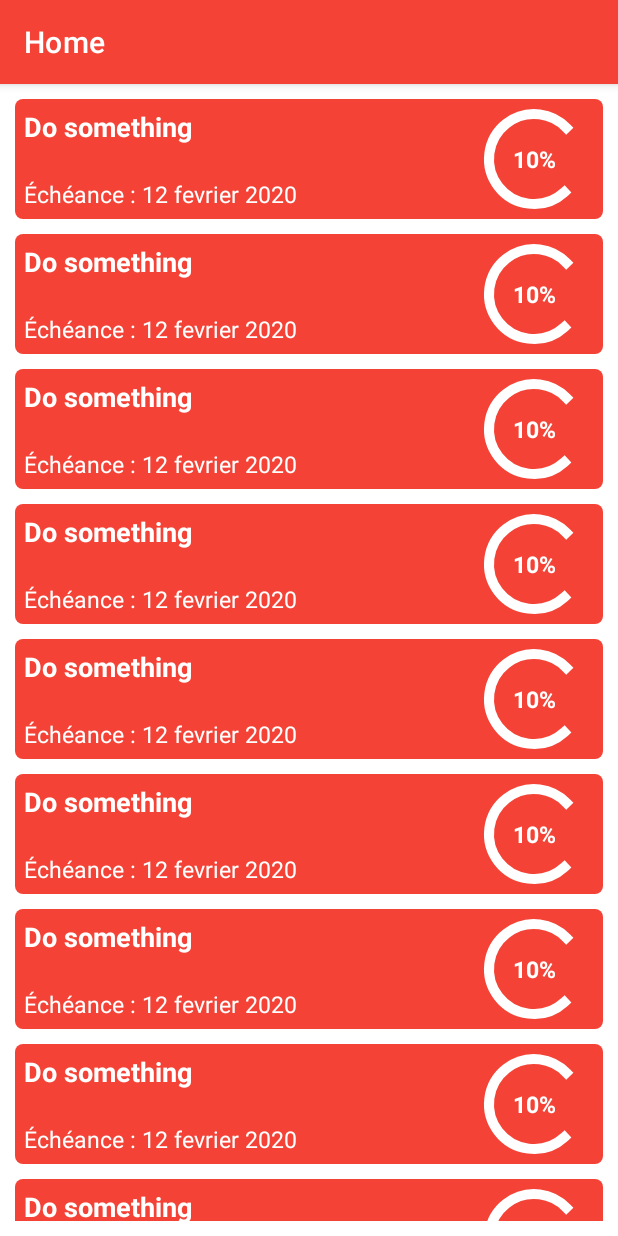
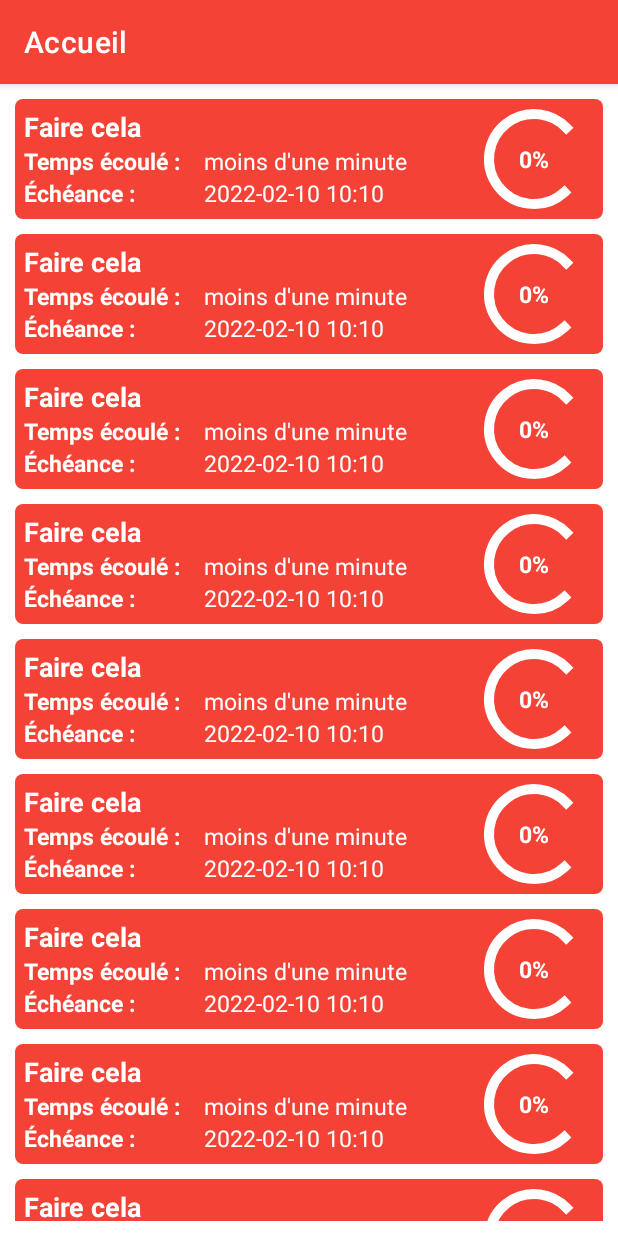
Before and after one commit to FrancisChamberland/ANDROID_TaskManager, an Android app: the HomeActivity screen opened directly, with no data from a screen before it, on a phone screen of 412 x 824 dp. Run offline under Robolectric (Android 15) with nearby library versions, the phone set to English and light mode, and no system bars.

Commit message:
FCT Affichage TaskAdapter
TaskAdapter affiche maintenant les items de sa liste

```diff
--- a/KickMyB/app/src/main/java/com/chamberland/kickmyb/activities/HomeActivity.java
+++ b/KickMyB/app/src/main/java/com/chamberland/kickmyb/activities/HomeActivity.java
@@ -28,7 +28,7 @@ public class HomeActivity extends BaseActivity {
         View view = binding.getRoot();
         setContentView(view);
 
-        this.setTitle("Home");
+        this.setTitle("Accueil");
         createEventsListeners();
         initRecycler();
         fillRecycler();
@@ -52,8 +52,8 @@ public class HomeActivity extends BaseActivity {
 
     private void fillRecycler() {
         for (int i = 0; i < 200; i++){
-            LocalDateTime endDateTime = LocalDateTime.of(2022, 2, 10, 10, 10);
-            Task task = new Task("Faire cela", endDateTime);
+            LocalDateTime dueDateTime = LocalDateTime.of(2022, 2, 10, 10, 10);
+            Task task = new Task("Faire cela", dueDateTime);
             adapter.add(task);
         }
     }
--- a/KickMyB/app/src/main/java/com/chamberland/kickmyb/adapters/TaskAdapter.java
+++ b/KickMyB/app/src/main/java/com/chamberland/kickmyb/adapters/TaskAdapter.java
@@ -4,6 +4,9 @@ import android.os.Build;
 import android.view.LayoutInflater;
 import android.view.View;
 import android.view.ViewGroup;
+import android.widget.ProgressBar;
+import android.widget.TextView;
+
 import com.chamberland.kickmyb.R;
 
 import androidx.annotation.RequiresApi;
@@ -36,11 +39,20 @@ public class TaskAdapter extends RecyclerView.Adapter<TaskAdapter.ViewHolder> {
      * (custom ViewHolder).
      */
     public static class ViewHolder extends RecyclerView.ViewHolder {
+        private final TextView name;
+        private final TextView elapsedTime;
+        private final TextView dueDate;
+        private final ProgressBar progress;
+        private final TextView progressPercentage;
 
         public ViewHolder(View view) {
             super(view);
             // Define click listener for the ViewHolder's View
-
+            name = (TextView) view.findViewById(R.id.taskName);
+            elapsedTime = (TextView) view.findViewById(R.id.taskElapsedTime);
+            dueDate = (TextView) view.findViewById(R.id.taskDueDate);
+            progress = (ProgressBar) view.findViewById(R.id.taskProgressBar);
+            progressPercentage = (TextView) view.findViewById(R.id.taskProgressPercentage);
         }
     }
 
@@ -61,6 +73,12 @@ public class TaskAdapter extends RecyclerView.Adapter<TaskAdapter.ViewHolder> {
 
         // Get element from your dataset at this position and replace the
         // contents of the view with that element
+        Task task = localDataSet.get(position);
 
+        viewHolder.name.setText(task.getName());
+        viewHolder.elapsedTime.setText(task.getFormattedTimeElapsed());
+        viewHolder.dueDate.setText(task.getEndDateTime());
+        viewHolder.progress.setProgress(task.getProgressPercentage());
+        viewHolder.progressPercentage.setText(String.format("%s%%", task.getProgressPercentage()));
     }
 }
--- a/KickMyB/app/src/main/java/com/chamberland/kickmyb/models/Task.java
+++ b/KickMyB/app/src/main/java/com/chamberland/kickmyb/models/Task.java
@@ -14,11 +14,11 @@ import java.time.temporal.ChronoUnit;
 public class Task {
     private String name;
     private LocalDateTime startDateTime;
-    private LocalDateTime endDateTime;
+    private LocalDateTime dueDateTime;
 
     public Task(String name, LocalDateTime endDateTime){
         this.name = name;
-        this.endDateTime = endDateTime;
+        this.dueDateTime = endDateTime;
         startDateTime = LocalDateTime.now();
     }
 
@@ -28,14 +28,35 @@ public class Task {
 
     public String getEndDateTime(){
         DateTimeFormatter formatter = DateTimeFormatter.ofPattern("yyyy-MM-dd HH:mm");
-        return endDateTime.format(formatter);
+        return dueDateTime.format(formatter);
     }
 
     public int getProgressPercentage(){
-        long secondsLeft = ChronoUnit.SECONDS.between(LocalDateTime.now(), endDateTime);
-        long totalSeconds = ChronoUnit.SECONDS.between(startDateTime, endDateTime);
+        long secondsLeft = ChronoUnit.SECONDS.between(LocalDateTime.now(), dueDateTime);
+        long totalSeconds = ChronoUnit.SECONDS.between(startDateTime, dueDateTime);
         long secondsElapsed = totalSeconds - secondsLeft;
         return (int) (secondsElapsed / totalSeconds * 100);
+    }
+
+    public String getFormattedTimeElapsed(){
+        long daysElapsed = getDaysElapsed();
+        long hoursElapsed = getHoursElapsed();
+        long minutesElapsed = getMinutesElapsed();
+        if (daysElapsed > 0){
+            return getTimeFormatted(daysElapsed, "journée");
+        } else if (hoursElapsed > 0){
+            return getTimeFormatted(daysElapsed, "heure");
+        } else if (minutesElapsed > 0) {
+            return getTimeFormatted(daysElapsed, "minute");
+        } else {
+            return "moins d'une minute";
+        }
+    }
+
+    private String getTimeFormatted(long time, String timeLevel){
+        String timeString = String.valueOf(time);
+        String timeLevelFormatted = time > 1 ? timeLevel + 's' : timeLevel;
+        return String.format("%s %s", timeString, timeLevelFormatted);
     }
 
     private long getDaysElapsed(){
--- a/KickMyB/app/src/main/res/layout/task.xml
+++ b/KickMyB/app/src/main/res/layout/task.xml
@@ -16,7 +16,7 @@
             android:id="@+id/taskName"
             android:layout_width="wrap_content"
             android:layout_height="wrap_content"
-            android:text="Do something"
+            android:text="Examen final de programmation"
             android:textSize="18dp"
             android:textStyle="bold"
             android:textColor="@color/white"/>
@@ -24,7 +24,25 @@
         <LinearLayout
             android:layout_width="wrap_content"
             android:layout_height="wrap_content"
-            android:layout_weight="1"/>
+            android:orientation="horizontal">
+
+            <TextView
+                android:layout_width="120dp"
+                android:layout_height="wrap_content"
+                android:text="Temps écoulé :"
+                android:textSize="15dp"
+                android:textStyle="bold"
+                android:textColor="@color/white"/>
+
+            <TextView
+                android:id="@+id/taskElapsedTime"
+                android:layout_width="wrap_content"
+                android:layout_height="wrap_content"
+                android:text="3 jours"
+                android:textSize="15dp"
+                android:textColor="@color/white"/>
+
+        </LinearLayout>
 
         <LinearLayout
             android:layout_width="wrap_content"
@@ -32,14 +50,15 @@
             android:orientation="horizontal">
 
             <TextView
-                android:layout_width="wrap_content"
+                android:layout_width="120dp"
                 android:layout_height="wrap_content"
                 android:text="Échéance : "
                 android:textSize="15dp"
+                android:textStyle="bold"
                 android:textColor="@color/white"/>
 
             <TextView
-                android:id="@+id/taskDateLimit"
+                android:id="@+id/taskDueDate"
                 android:layout_width="wrap_content"
                 android:layout_height="wrap_content"
                 android:text="12 fevrier 2020"
@@ -53,7 +72,7 @@
     <LinearLayout
         android:layout_width="wrap_content"
         android:layout_height="wrap_content"
-        android:layout_weight="0.3"/>
+        android:layout_weight="1"/>
 
     <RelativeLayout
         android:layout_width="80dp"
@@ -61,7 +80,7 @@
         android:layout_gravity="center">
 
         <ProgressBar
-            android:id="@+id/progress_bar"
+            android:id="@+id/taskProgressBar"
             android:layout_width="match_parent"
             android:layout_height="match_parent"
             android:indeterminate="false"
@@ -71,6 +90,7 @@
             android:progressDrawable="@drawable/circular_progress_bar" />
 
         <TextView
+            android:id="@+id/taskProgressPercentage"
             android:layout_width="wrap_content"
             android:layout_height="wrap_content"
             android:layout_alignParentLeft="true"
```
